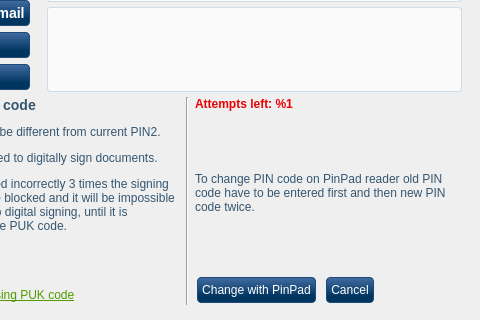
Qt form src/MainWindow.ui (open-eid/qesteidutil) before a commit; both pictures show x 105 to 585 and y 215 to 535 of the 585 by 535 pixel window.
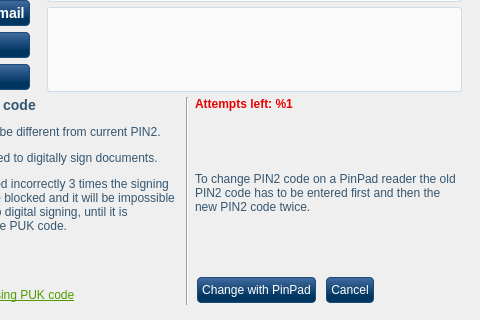
The same form after that commit. Icons and pictures are not drawn. Custom widgets are drawn as their Qt base class.

Diff of the .ui file:
```diff
--- a/src/MainWindow.ui
+++ b/src/MainWindow.ui
@@ -2128,7 +2128,7 @@
                 </property>
                 <widget class="QLabel" name="changePin2PinpadInfoPin">
                  <property name="text">
-                  <string>To change PIN code on PinPad reader old PIN code have to be entered first and then new PIN code twice.</string>
+                  <string>To change PIN2 code on a PinPad reader the old PIN2 code has to be entered first and then the new PIN2 code twice.</string>
                  </property>
                  <property name="wordWrap">
                   <bool>true</bool>
```
Left out of the diff: 10 changed lines with no effect on the pictures.
